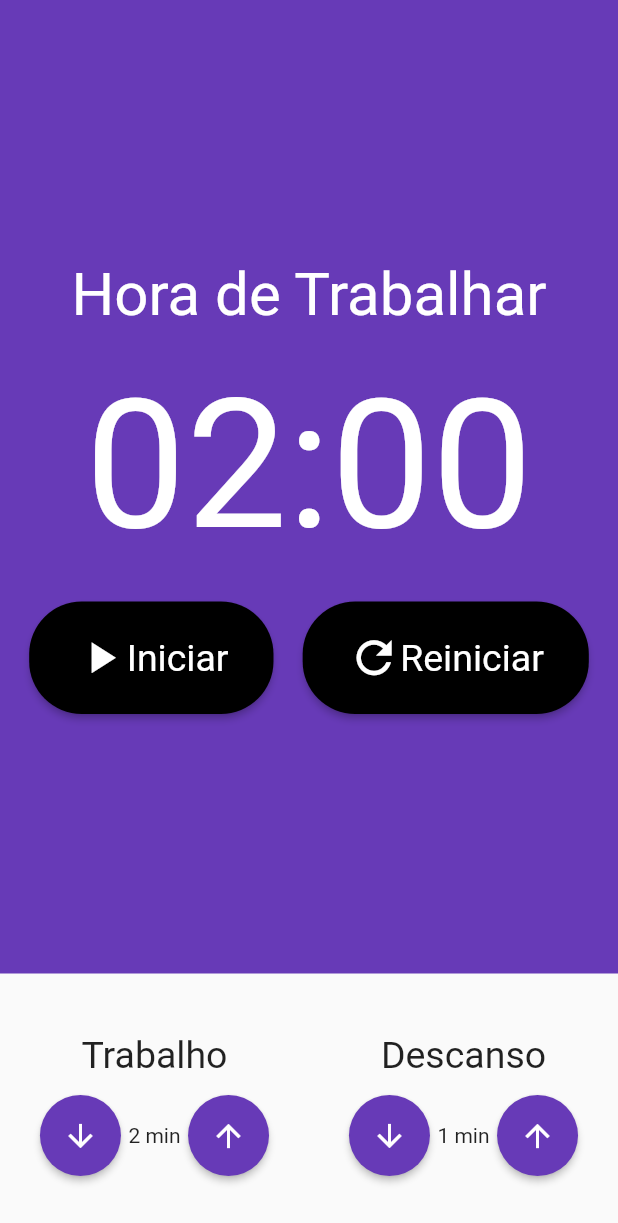
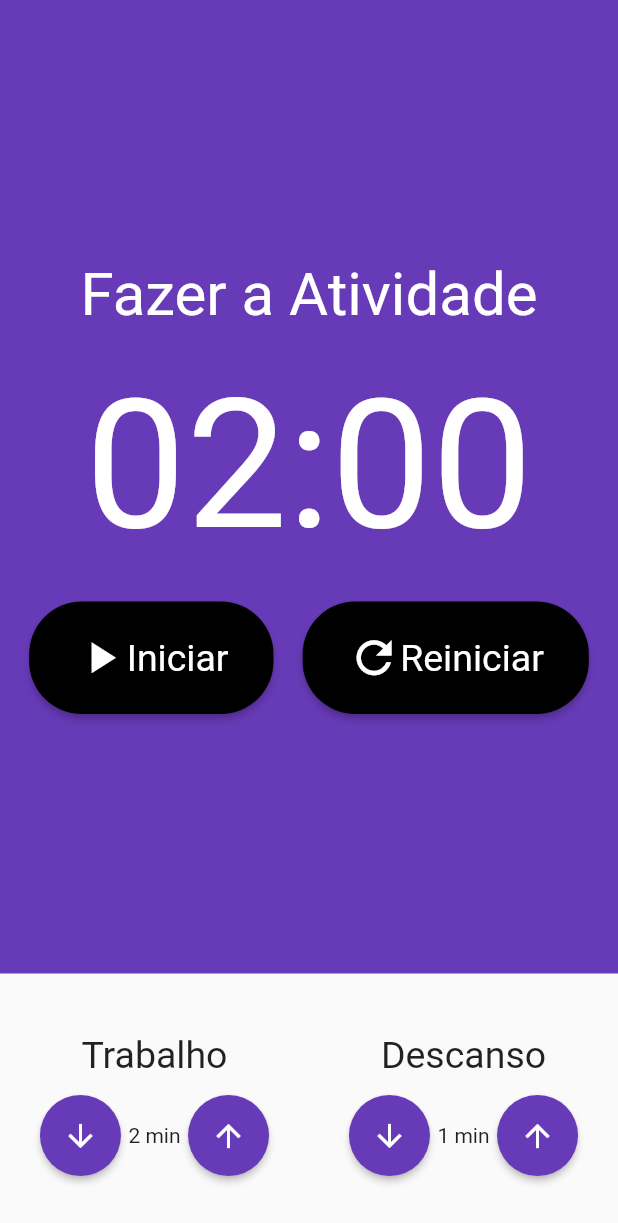
Before and after one commit to danilovalerio/pomodor_tech_work, a Flutter app: the screen it shows after launch, on a phone screen of 412 x 824 dp. Shown: the top 1223 px of the screen. Run offline on Flutter 3.47's test engine with Material 2 defaults, Android fonts, the phone set to English and light mode, and no system bars; our stand-ins replace flutter_mobx, mobx; generated files the repository leaves out were written again.

Commit message:
ajustes visuais do app

```diff
--- a/lib/components/cronometro.dart
+++ b/lib/components/cronometro.dart
@@ -25,7 +25,7 @@ class Cronometro extends StatelessWidget {
           children: [
             Text(
                 store!.estaTrabalhando()
-                    ? "Hora de Trabalhar"
+                    ? "Fazer a Atividade"
                     : "Hora de Descansar",
                 style: TextStyle(fontSize: 40, color: Colors.white)),
             SizedBox(height: 20),
```
